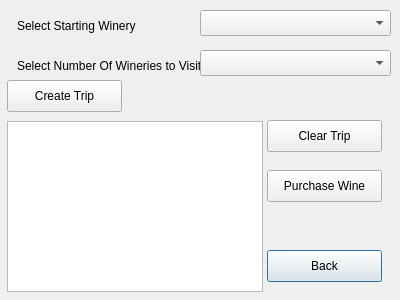
The window that shortesttrip.ui (grenrock/cs1dQTRepository) describes before a commit, drawn with Qt 5.
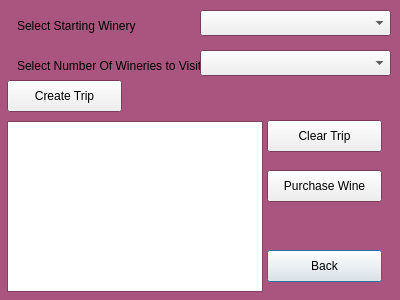
The same window after the commit.

```diff
--- a/shortesttrip.ui
+++ b/shortesttrip.ui
@@ -10,6 +10,70 @@
     <height>300</height>
    </rect>
   </property>
+  <property name="palette">
+   <palette>
+    <active>
+     <colorrole role="Base">
+      <brush brushstyle="SolidPattern">
+       <color alpha="255">
+        <red>255</red>
+        <green>255</green>
+        <blue>255</blue>
+       </color>
+      </brush>
+     </colorrole>
+     <colorrole role="Window">
+      <brush brushstyle="SolidPattern">
+       <color alpha="255">
+        <red>170</red>
+        <green>85</green>
+        <blue>127</blue>
+       </color>
+      </brush>
+     </colorrole>
+    </active>
+    <inactive>
+     <colorrole role="Base">
+      <brush brushstyle="SolidPattern">
+       <color alpha="255">
+        <red>255</red>
+        <green>255</green>
+        <blue>255</blue>
+       </color>
+      </brush>
+     </colorrole>
+     <colorrole role="Window">
+      <brush brushstyle="SolidPattern">
+       <color alpha="255">
+        <red>170</red>
+        <green>85</green>
+        <blue>127</blue>
+       </color>
+      </brush>
+     </colorrole>
+    </inactive>
+    <disabled>
+     <colorrole role="Base">
+      <brush brushstyle="SolidPattern">
+       <color alpha="255">
+        <red>170</red>
+        <green>85</green>
+        <blue>127</blue>
+       </color>
+      </brush>
+     </colorrole>
+     <colorrole role="Window">
+      <brush brushstyle="SolidPattern">
+       <color alpha="255">
+        <red>170</red>
+        <green>85</green>
+        <blue>127</blue>
+       </color>
+      </brush>
+     </colorrole>
+    </disabled>
+   </palette>
+  </property>
   <property name="windowTitle">
    <string>Dialog</string>
   </property>
```
